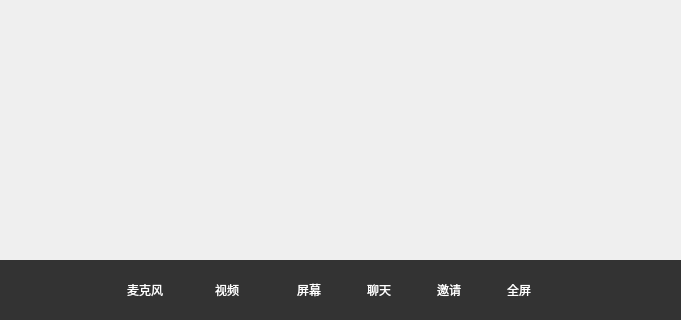
The window that CPP/MSVC-QT/View/Room/WidRoom.ui (seastart/meeting-windows-demo) describes before a commit, drawn with Qt 5; both pictures show x 205 to 886 and y 275 to 595 of the 1105 by 595 pixel window.
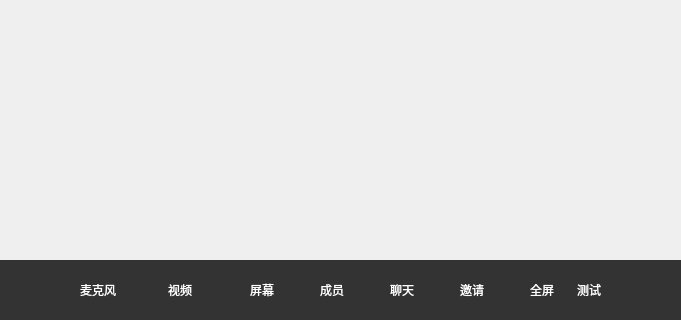
The same window after the commit. Icons and pictures are not drawn. Custom widgets are drawn as their Qt base class.

What changed in the file:
```diff
--- a/CPP/MSVC-QT/View/Room/WidRoom.ui
+++ b/CPP/MSVC-QT/View/Room/WidRoom.ui
@@ -478,6 +478,25 @@
               </property>
              </widget>
             </item>
+            <item>
+             <widget class="WidBtn" name="btnMember">
+              <property name="sizePolicy">
+               <sizepolicy hsizetype="Minimum" vsizetype="Preferred">
+                <horstretch>0</horstretch>
+                <verstretch>0</verstretch>
+               </sizepolicy>
+              </property>
+              <property name="minimumSize">
+               <size>
+                <width>70</width>
+                <height>0</height>
+               </size>
+              </property>
+              <property name="text">
+               <string>成员</string>
+              </property>
+             </widget>
+            </item>
             <item>
              <widget class="WidBtn" name="btnChat">
               <property name="sizePolicy">
@@ -535,6 +554,19 @@
               </property>
              </widget>
             </item>
+            <item>
+             <widget class="QPushButton" name="pushButton">
+              <property name="sizePolicy">
+               <sizepolicy hsizetype="Minimum" vsizetype="Preferred">
+                <horstretch>0</horstretch>
+                <verstretch>0</verstretch>
+               </sizepolicy>
+              </property>
+              <property name="text">
+               <string>测试</string>
+              </property>
+             </widget>
+            </item>
            </layout>
           </widget>
          </item>
```
Left out of the diff: 4 changed lines with no effect on the pictures.
